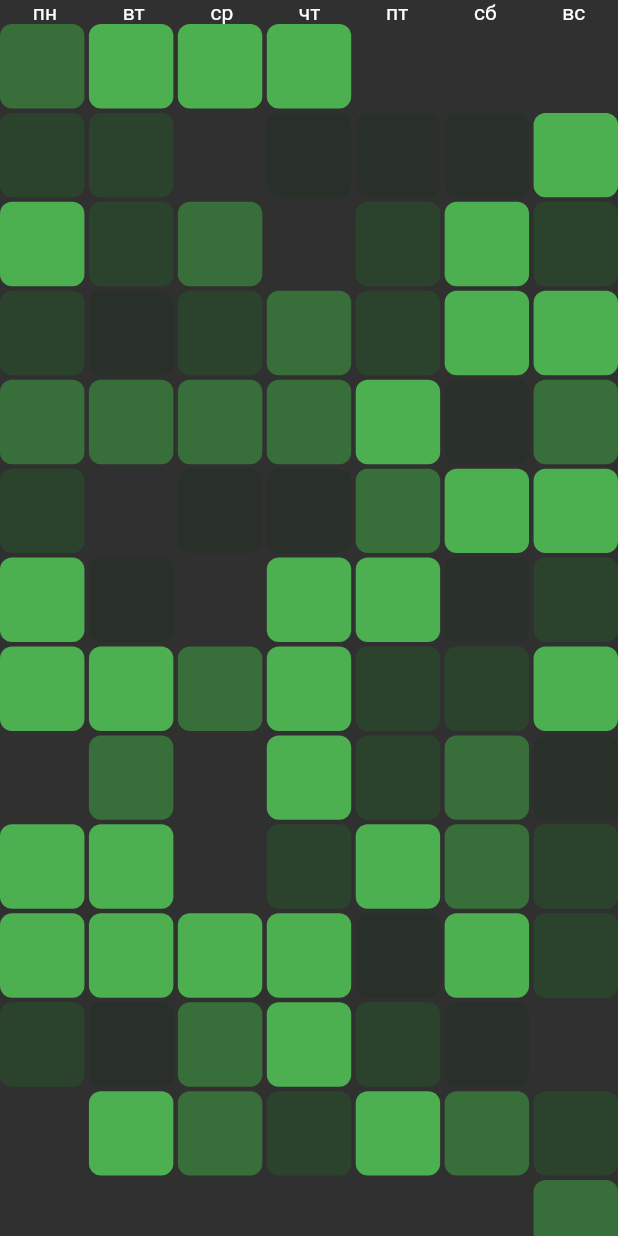
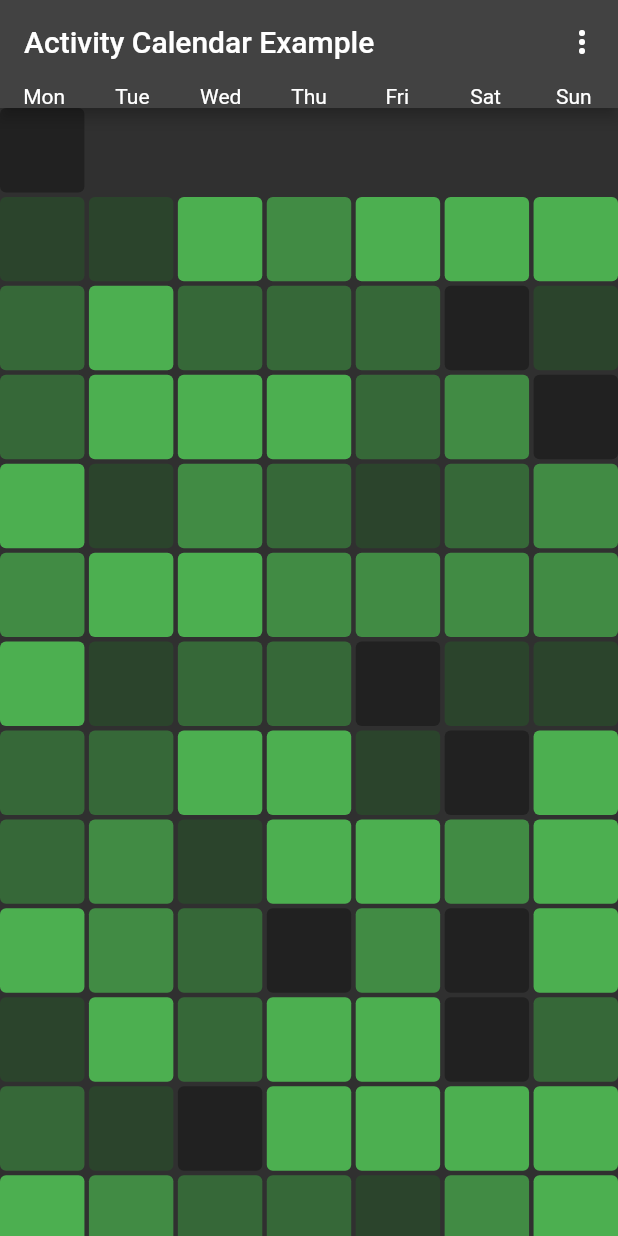
Before and after one commit to Vorkytaka/activity_calendar, a Flutter app: the screen it shows after launch, on a phone screen of 412 x 824 dp. Run offline on Flutter 3.47's test engine with Material 2 defaults, Android fonts, the phone set to English and light mode, and no system bars.

Commit message:
• Some work on example app

```diff
--- a/example/lib/main.dart
+++ b/example/lib/main.dart
@@ -2,12 +2,23 @@ import 'dart:math';
 
 import 'package:activity_calendar/activity_calendar.dart';
 import 'package:flutter/material.dart';
+import 'package:intl/intl.dart';
 
 void main() {
   runApp(const ExampleApp());
 }
 
 class ExampleApp extends StatelessWidget {
+  static final DateFormat _weekdayFormat = DateFormat.E();
+  static final List<DateTime> _weekdays = List.generate(
+    7,
+    (i) => DateTime(
+      2000,
+      0,
+      6 + i,
+    ),
+  );
+
   const ExampleApp({Key? key}) : super(key: key);
 
   @override
@@ -17,30 +28,32 @@ class ExampleApp extends StatelessWidget {
       themeMode: ThemeMode.dark,
       darkTheme: ThemeData.dark(),
       home: Scaffold(
+        appBar: AppBar(
+          title: const Text('Activity Calendar Example'),
+          centerTitle: false,
+          actions: [
+            PopupMenuButton(itemBuilder: (context) => []),
+          ],
+          bottom: PreferredSize(
+            child: Row(
+              children: _weekdays
+                  .map((e) => Expanded(
+                          child: Text(
+                        _weekdayFormat.format(e),
+                        textAlign: TextAlign.center,
+                      )))
+                  .toList(),
+            ),
+            preferredSize: const Size.fromHeight(16),
+          ),
+        ),
         body: SafeArea(
-          child: Column(
-            children: [
-              Row(
-                mainAxisAlignment: MainAxisAlignment.spaceAround,
-                children: const [
-                  Text("пн"),
-                  Text("вт"),
-                  Text("ср"),
-                  Text("чт"),
-                  Text("пт"),
-                  Text("сб"),
-                  Text("вс"),
-                ],
-              ),
-              Expanded(
-                child: ActivityCalendar(
-                  activities: rl(),
-                  fromColor: Colors.transparent,
-                  toColor: Colors.green,
-                  weekday: DateTime.friday,
-                ),
-              ),
-            ],
+          child: ActivityCalendar(
+            activities: rl(),
+            fromColor: Colors.grey.shade900,
+            toColor: Colors.green.shade500,
+            steps: 5,
+            borderRadius: BorderRadius.circular(4),
           ),
         ),
       ),
@@ -49,5 +62,5 @@ class ExampleApp extends StatelessWidget {
 
   static final r = Random();
 
-  static List<int> rl() => List.generate(90, (index) => r.nextInt(10));
+  static List<int> rl() => List.generate(365, (index) => r.nextInt(10));
 }
--- a/example/pubspec.yaml
+++ b/example/pubspec.yaml
@@ -31,6 +31,7 @@ dependencies:
     sdk: flutter
   activity_calendar:
     path: ../
+  intl: ^0.17.0
 
 
   # The following adds the Cupertino Icons font to your application.
```
Also changed, not shown: example/pubspec.lock.
